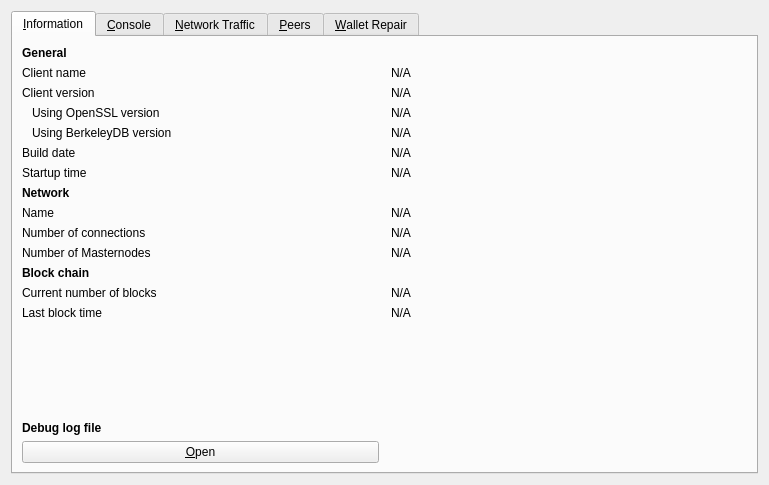
Above: src/qt/forms/rpcconsole.ui from ZENZO-Ecosystem/ZENZO-Core-Archive before the change. Below: the same form after it.
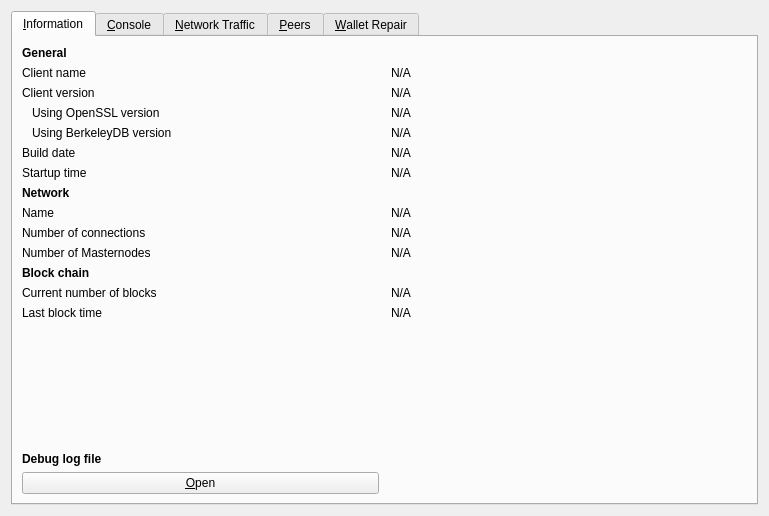
That is the form after the change. The open tabs and pages were chosen to show the change. Icons and pictures are not drawn. Custom widgets are drawn as their Qt base class.

```diff
--- a/src/qt/forms/rpcconsole.ui
+++ b/src/qt/forms/rpcconsole.ui
@@ -7,7 +7,7 @@
     <x>0</x>
     <y>0</y>
     <width>769</width>
-    <height>485</height>
+    <height>516</height>
    </rect>
   </property>
   <property name="windowTitle">
```
Left out of the diff: 66 changed lines with no effect on the pictures.
